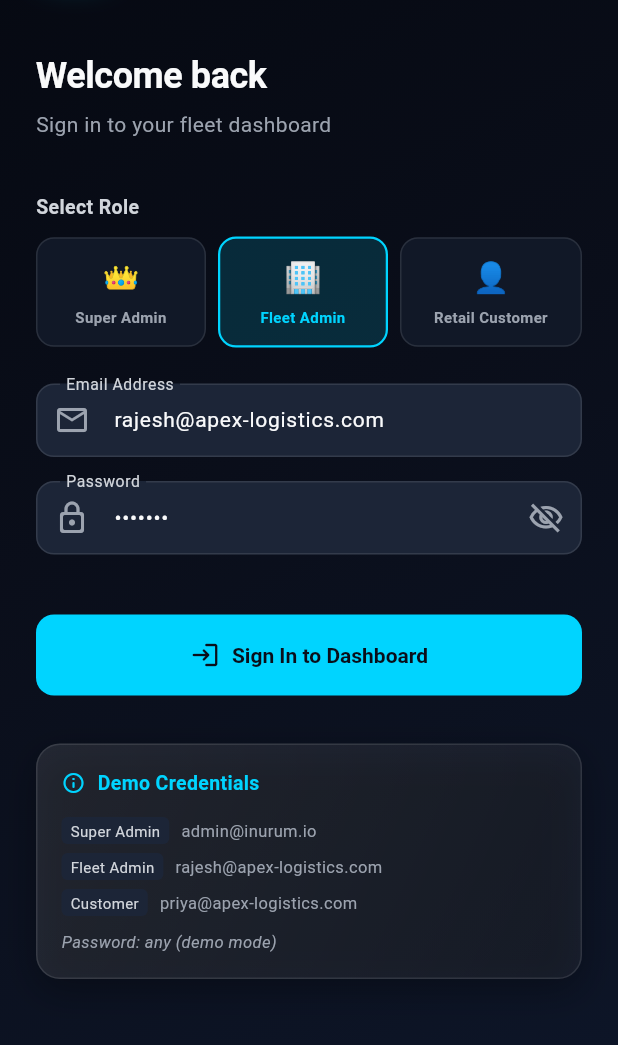
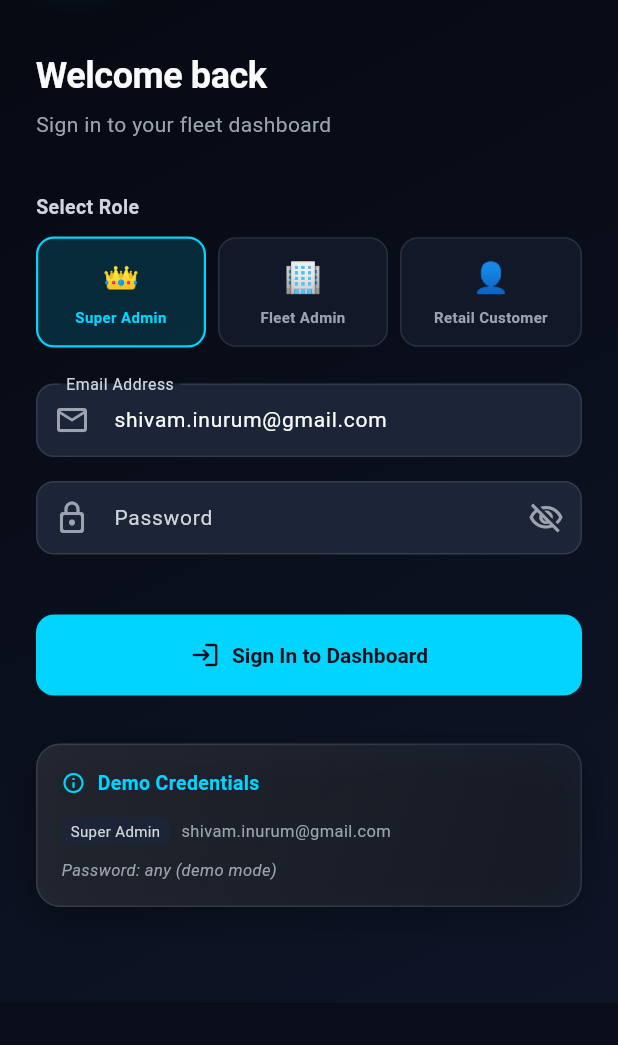
Before and after one commit to Shivamm9644/DashCam_Flutter, a Flutter app: the LoginScreen screen opened by its route, on a phone screen of 412 x 824 dp, the part 191-1236 px from its top. Run offline on Flutter 3.47's test engine with Material 3 defaults, Android fonts, the phone set to English and light mode, and no system bars; our stand-ins replace go_router, shared_preferences, video_player; missing offline and left inert: dart:html, dart:ui_web; accounts and stored records are empty; network calls fail; Roboto replaces fonts that are missing (PlusJakartaSans).

Commit message:
feat: eradicate all hardcoded data, dummy accounts, and mock coordinates across APIs and app

```diff
--- a/lib/core/providers/auth_provider.dart
+++ b/lib/core/providers/auth_provider.dart
@@ -79,37 +79,20 @@ class AuthProvider extends ChangeNotifier {
         return true;
       } catch (remoteError) {
         // Fallback for offline demo with realistic role mapping
-        final demoUsers = {
-          'SUPER_ADMIN': UserModel(
-            id: 'user-superadmin-001',
-            name: 'Inurum WanWay Master',
-            email: email.isNotEmpty ? email : 'admin@inurum.io',
-            role: 'SUPER_ADMIN',
-            tenantId: 'tenant-inurum-master',
-            tenantName: 'Inurum Global Fleet (WanWay Master)',
-            avatar: 'IM',
-          ),
-          'ADMIN': UserModel(
-            id: 'user-apex-admin-001',
-            name: 'Apex Fleet Manager',
-            email: email.isNotEmpty ? email : 'rajesh@apex-logistics.com',
-            role: 'ADMIN',
-            tenantId: 'tenant-apex',
-            tenantName: 'Apex Logistics Corp',
-            avatar: 'AF',
-          ),
-          'CUSTOMER': UserModel(
-            id: 'user-apex-cust-003',
-            name: 'Retail Customer',
-            email: email.isNotEmpty ? email : 'client@apex-logistics.com',
-            role: 'CUSTOMER',
-            tenantId: 'tenant-apex',
-            tenantName: 'Apex Logistics Corp',
-            avatar: 'RC',
-          ),
-        };
 
-        final fallbackUser = demoUsers[role] ?? demoUsers['SUPER_ADMIN']!;
+        final cleanEmail = email.trim().isNotEmpty ? email.trim() : 'shivam.inurum@gmail.com';
+        final derivedName = cleanEmail.contains('@') ? cleanEmail.split('@')[0] : cleanEmail;
+        final tenant = cleanEmail.contains('@') ? cleanEmail.split('@')[1] : 'inurum.com';
+        final fallbackUser = UserModel(
+          id: 'user-${cleanEmail.hashCode.abs()}',
+          name: derivedName,
+          email: cleanEmail,
+          role: role,
+          tenantId: 'tenant-${cleanEmail.hashCode.abs()}',
+          tenantName: 'Inurum Fleet (${tenant})',
+          avatar: derivedName.substring(0, derivedName.length >= 2 ? 2 : derivedName.length).toUpperCase(),
+        );
+
         _user = fallbackUser;
         _token = 'eyJhbGciOiJIUzI1NiIsInR5cCI6IkpXVCJ9.${base64Url.encode(utf8.encode(jsonEncode({"sub": fallbackUser.id, "email": fallbackUser.email, "role": role})))}.fallbackSig';
         _isAuthenticated = true;
--- a/lib/features/auth/screens/login_screen.dart
+++ b/lib/features/auth/screens/login_screen.dart
@@ -14,9 +14,9 @@ class LoginScreen extends StatefulWidget {
 
 class _LoginScreenState extends State<LoginScreen>
     with SingleTickerProviderStateMixin {
-  final _emailCtrl = TextEditingController(text: 'rajesh@apex-logistics.com');
-  final _passwordCtrl = TextEditingController(text: 'demo123');
-  String _selectedRole = 'ADMIN';
+  final _emailCtrl = TextEditingController(text: 'shivam.inurum@gmail.com');
+  final _passwordCtrl = TextEditingController(text: '');
+  String _selectedRole = 'SUPER_ADMIN';
   bool _obscurePassword = true;
   late AnimationController _animController;
   late Animation<double> _fadeAnim;
@@ -327,9 +327,7 @@ class _LoginScreenState extends State<LoginScreen>
                             ],
                           ),
                           const SizedBox(height: 10),
-                          _demoRow('Super Admin', 'admin@inurum.io'),
-                          _demoRow('Fleet Admin', 'rajesh@apex-logistics.com'),
-                          _demoRow('Customer', 'priya@apex-logistics.com'),
+                          _demoRow('Super Admin', 'shivam.inurum@gmail.com'),
                           const SizedBox(height: 6),
                           Text(
                             'Password: any (demo mode)',
--- a/lib/features/camera/screens/camera_live_screen.dart
+++ b/lib/features/camera/screens/camera_live_screen.dart
@@ -149,8 +149,8 @@ class _CameraLiveScreenState extends State<CameraLiveScreen>
         driver: 'Registered Customer',
         speed: 0,
         status: dp.systemStatus.isOnline ? 'ONLINE' : 'OFFLINE',
-        lat: 33.972281,
-        lng: -118.088331,
+        lat: 0.0,
+        lng: 0.0,
         lastPing: '',
         heading: 0,
         altitude: 0,
--- a/lib/features/fleet/screens/fleet_screen.dart
+++ b/lib/features/fleet/screens/fleet_screen.dart
@@ -24,8 +24,8 @@ class _FleetScreenState extends State<FleetScreen> {
     final dp = context.watch<DeviceProvider>();
 
     final activeDev = _selected ?? dash.selectedDevice ?? (dash.devices.isNotEmpty ? dash.devices.first : null);
-    final lat = (activeDev != null && activeDev.lat != 0.0) ? activeDev.lat : 33.972281;
-    final lng = (activeDev != null && activeDev.lng != 0.0) ? activeDev.lng : -118.088331;
+    final lat = (activeDev != null && activeDev.lat != 0.0) ? activeDev.lat : 0.0;
+    final lng = (activeDev != null && activeDev.lng != 0.0) ? activeDev.lng : 0.0;
 
     final filtered = dash.devices.where((d) {
       final matchFilter = _filter == 'ALL' || d.status == _filter;
--- a/lib/features/quotas/screens/quotas_screen.dart
+++ b/lib/features/quotas/screens/quotas_screen.dart
@@ -224,9 +224,9 @@ class QuotasScreen extends StatelessWidget {
                           ],
                         ),
                         const SizedBox(height: 14),
-                        _SubRow('Plan', 'Basic Dashcam Fleet Tier'),
+                        _SubRow('Plan', 'Inurum Enterprise Tier'),
                         _SubRow('Price', '₹500 / Device / Year'),
-                        _SubRow('Tenant', 'Apex Logistics Corp'),
+                        _SubRow('Tenant', 'Inurum Cloud Fleet'),
                         _SubRow('Devices', '5 Licensed'),
                         _SubRow('Renewal', 'Oct 22, 2027'),
                         _SubRow('Status', 'ACTIVE', valueColor: AppTheme.statusOnline),
```
Also changed, not shown: lib/core/providers/dashboard_provider.dart (+6 -27 lines), lib/core/providers/device_provider.dart (+4 -4 lines), lib/features/dashboard/screens/dashboard_screen.dart (+6 -6 lines).
